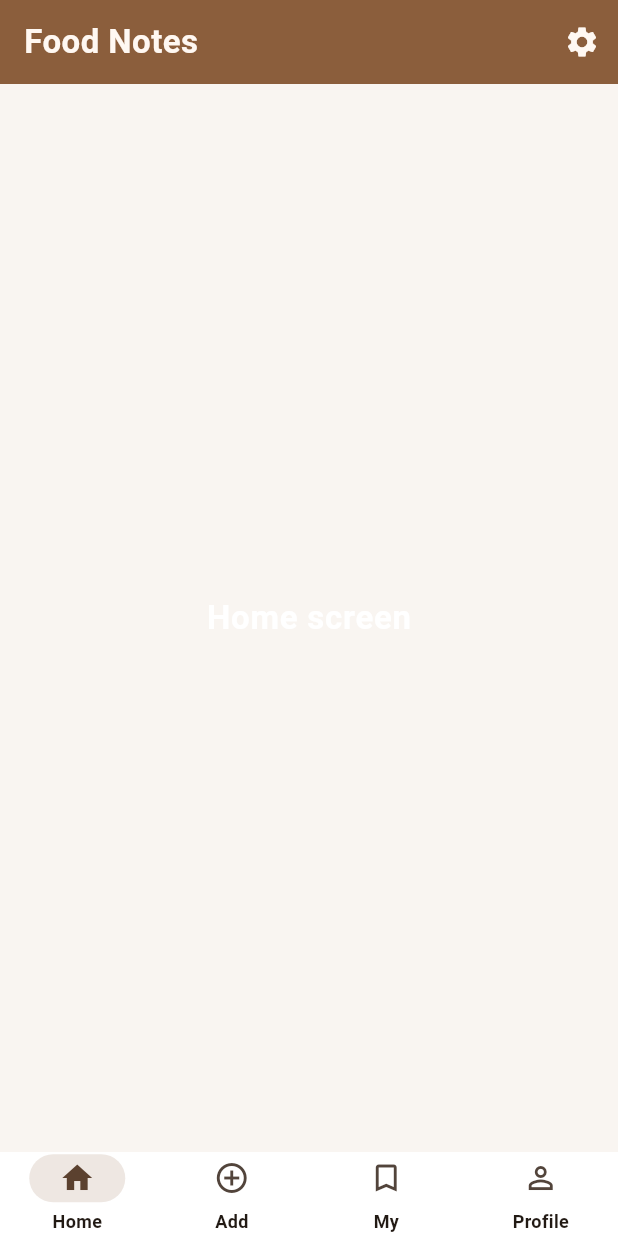
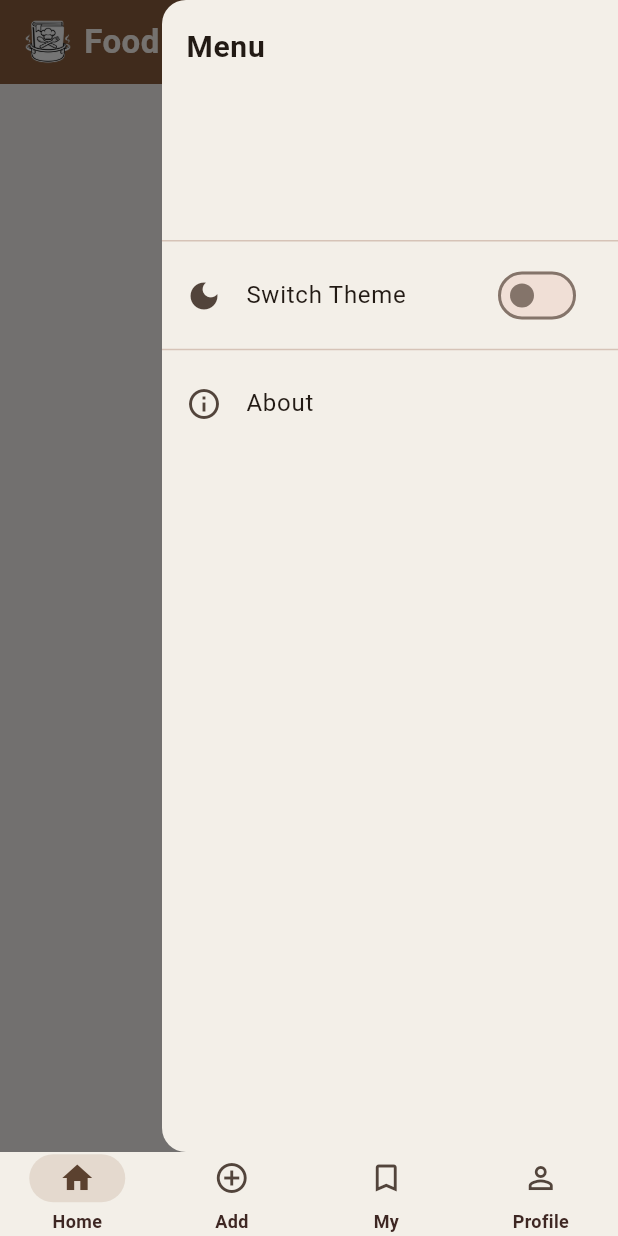
Before and after one commit to jovanagavrilovic/MIT_PROJEKAT_FOOD_NOTES, a Flutter app: the screen it shows after launch, with the side drawer open (before the commit the screen has no drawer), on a phone screen of 412 x 824 dp. Run offline on Flutter 3.47's test engine with Material 3 defaults, Android fonts, the phone set to English and light mode, and no system bars.

Commit message:
Frontend 2. deo

```diff
--- a/lib/consts/app_colors.dart
+++ b/lib/consts/app_colors.dart
@@ -2,7 +2,7 @@ import 'package:flutter/material.dart';
 
 class AppColors {
   static const Color lightScaffold = Color(0xFFF9F5F1);
-  static const Color lightSurface = Color(0xFFFFFFFF);
+  static const Color lightSurface = Color(0xFFF3EFE8);
 
   static const Color lightPrimary = Color(0xFF8B5E3C);
   static const Color lightSecondary = Color(0xFFD6B89C);
@@ -11,7 +11,7 @@ class AppColors {
   static const Color lightMutedText = Color(0xFF8D6E63);
 
   static const Color darkScaffold = Color(0xFF1C1B18);
-  static const Color darkSurface = Color(0xFF2A2723);
+static const Color darkSurface = Color(0xFF202020);
   static const Color darkPrimary = Color(0xFFD6B89C);
   static const Color darkText = Color(0xFFF5F5F5);
 
--- a/lib/consts/theme_data.dart
+++ b/lib/consts/theme_data.dart
@@ -6,47 +6,59 @@ class Styles {
     required bool isDarkTheme,
     required BuildContext context,
   }) {
+    final scaffoldBg =
+        isDarkTheme ? AppColors.darkScaffold : AppColors.lightScaffold;
+    final surface =
+        isDarkTheme ? AppColors.darkSurface : AppColors.lightSurface;
+    final primary =
+        isDarkTheme ? AppColors.darkPrimary : AppColors.lightPrimary;
+    final textColor =
+        isDarkTheme ? AppColors.darkText : AppColors.lightText;
+
     final scheme = ColorScheme.fromSeed(
-      seedColor: AppColors.lightPrimary,
+      seedColor: primary,
       brightness: isDarkTheme ? Brightness.dark : Brightness.light,
-      surface: AppColors.lightSurface,
-      background: AppColors.lightScaffold,
+      surface: surface,
+      background: scaffoldBg,
       error: AppColors.error,
     );
 
     return ThemeData(
       useMaterial3: true,
       colorScheme: scheme,
-      scaffoldBackgroundColor: AppColors.lightScaffold,
-      cardColor: AppColors.lightSurface,
 
-      appBarTheme: const AppBarTheme(
-        backgroundColor: AppColors.appBarBackground,
-        foregroundColor: AppColors.appBarText,
+      scaffoldBackgroundColor: scaffoldBg,
+      cardColor: surface,
+
+    appBarTheme: AppBarTheme(
+  backgroundColor: isDarkTheme ? surface : primary,
+
+  foregroundColor: isDarkTheme ? AppColors.darkPrimary : AppColors.appBarText,
+
   elevation: 0,
   centerTitle: false,
+
   titleTextStyle: TextStyle(
     fontSize: 22,
     fontWeight: FontWeight.w700,
-          color: AppColors.appBarText,
     letterSpacing: 0.3,
+    color: isDarkTheme ? AppColors.darkPrimary : AppColors.appBarText,
   ),
 ),
 
 
       navigationBarTheme: NavigationBarThemeData(
-        backgroundColor: AppColors.lightSurface,
-        indicatorColor: AppColors.lightPrimary.withOpacity(0.15),
+        backgroundColor: surface, //
+        indicatorColor: primary.withOpacity(0.15),
         labelTextStyle: WidgetStateProperty.all(
-          const TextStyle(fontSize: 12, fontWeight: FontWeight.w600),
+          TextStyle(fontSize: 12, fontWeight: FontWeight.w600, color: textColor),
         ),
       ),
 
-
       chipTheme: ChipThemeData(
-        backgroundColor: AppColors.lightSurface,
-        selectedColor: AppColors.lightPrimary.withOpacity(0.15),
-        labelStyle: const TextStyle(fontWeight: FontWeight.w600),
+        backgroundColor: surface,
+        selectedColor: primary.withOpacity(0.15),
+        labelStyle: TextStyle(fontWeight: FontWeight.w600, color: textColor),
         shape: RoundedRectangleBorder(borderRadius: BorderRadius.circular(12)),
       ),
     );
--- a/lib/main.dart
+++ b/lib/main.dart
@@ -1,18 +1,31 @@
 import 'package:flutter/material.dart';
 import 'package:food_notes/consts/theme_data.dart';
+import 'package:food_notes/providers/theme_provider.dart';
+import 'package:provider/provider.dart';
 import 'screens/root_screen.dart';
 
-void main() => runApp(const MyApp());
+void main() {
+  runApp(
+    ChangeNotifierProvider(
+      create: (_) => ThemeProvider(),
+      child: const MyApp(),
+    ),
+  );
+}
 
 class MyApp extends StatelessWidget {
   const MyApp({super.key});
 
   @override
   Widget build(BuildContext context) {
+    final themeProvider = context.watch<ThemeProvider>();
+
     return MaterialApp(
       debugShowCheckedModeBanner: false,
-      title: 'Food Notes',
-      theme: Styles.themeData(isDarkTheme: false, context: context),
+      theme: Styles.themeData(
+        isDarkTheme: themeProvider.isDark,
+        context: context,
+      ),
       home: const RootScreen(),
     );
   }
--- /dev/null
+++ b/lib/providers/theme_provider.dart
@@ -0,0 +1,12 @@
+import 'package:flutter/material.dart';
+
+class ThemeProvider extends ChangeNotifier {
+  bool _isDark = false;
+
+  bool get isDark => _isDark;
+
+  void toggleTheme(bool value) {
+    _isDark = value;
+    notifyListeners();
+  }
+}
--- a/lib/screens/home/home_screen.dart
+++ b/lib/screens/home/home_screen.dart
@@ -1,5 +1,7 @@
 import 'package:flutter/material.dart';
 import 'package:food_notes/consts/app_text_styles.dart';
+import 'package:food_notes/widgets/custom_app_bar.dart';
+import 'package:food_notes/widgets/custom_end_drawer.dart';
 
 
 class HomeScreen extends StatelessWidget {
@@ -8,16 +10,10 @@ class HomeScreen extends StatelessWidget {
   @override
   Widget build(BuildContext context) {
     return Scaffold(
-      appBar: AppBar(
-        title: const Text("Food Notes"),
-        actions: [
-          IconButton(
-            icon: const Icon(Icons.settings),
-            onPressed: () {
-            },
-          ),
-        ],
-      ),
+      appBar: const CustomAppBar(title: "Food Notes"),
+      endDrawer: const CustomEndDrawer(),
+
+
       body: const Center(
         child: Text(
           "Home screen",
--- a/lib/screens/profile/profile_screen.dart
+++ b/lib/screens/profile/profile_screen.dart
@@ -1,4 +1,6 @@
 import 'package:flutter/material.dart';
+import 'package:food_notes/widgets/custom_app_bar.dart';
+import 'package:food_notes/widgets/custom_end_drawer.dart';
 
 class ProfileScreen extends StatelessWidget {
   const ProfileScreen({super.key});
@@ -6,6 +8,9 @@ class ProfileScreen extends StatelessWidget {
   @override
   Widget build(BuildContext context) {
     return const Scaffold(
+      appBar: const CustomAppBar(title: "Profile"),
+      endDrawer: const CustomEndDrawer(),
+
       body: Center(child: Text("PROFILE", style: TextStyle(fontSize: 24))),
     );
   }
--- a/lib/screens/recipe/add_recipe_screen.dart
+++ b/lib/screens/recipe/add_recipe_screen.dart
@@ -1,4 +1,6 @@
 import 'package:flutter/material.dart';
+import 'package:food_notes/widgets/custom_app_bar.dart';
+import 'package:food_notes/widgets/custom_end_drawer.dart';
 
 class AddRecipeScreen extends StatelessWidget {
   const AddRecipeScreen({super.key});
@@ -6,6 +8,9 @@ class AddRecipeScreen extends StatelessWidget {
   @override
   Widget build(BuildContext context) {
     return const Scaffold(
+      appBar: const CustomAppBar(title: "Add Recipe"),
+     endDrawer: const CustomEndDrawer(),
+
       body: Center(child: Text("ADD RECIPE", style: TextStyle(fontSize: 24))),
     );
   }
--- a/lib/screens/recipe/my_recipes_screen.dart
+++ b/lib/screens/recipe/my_recipes_screen.dart
@@ -1,4 +1,6 @@
 import 'package:flutter/material.dart';
+import 'package:food_notes/widgets/custom_app_bar.dart';
+import 'package:food_notes/widgets/custom_end_drawer.dart';
 
 class MyRecipesScreen extends StatelessWidget {
   const MyRecipesScreen({super.key});
@@ -6,6 +8,10 @@ class MyRecipesScreen extends StatelessWidget {
   @override
   Widget build(BuildContext context) {
     return const Scaffold(
+      appBar: const CustomAppBar(title: "My Recipes"),
+      endDrawer: const CustomEndDrawer(),
+
+
       body: Center(child: Text("MY RECIPES", style: TextStyle(fontSize: 24))),
     );
   }
--- a/lib/screens/root_screen.dart
+++ b/lib/screens/root_screen.dart
@@ -41,6 +41,7 @@ class _RootScreenState extends State<RootScreen> {
   @override
   Widget build(BuildContext context) {
     return Scaffold(
+
       body: PageView(
         physics: const NeverScrollableScrollPhysics(),
         controller: controller,
--- /dev/null
+++ b/lib/widgets/custom_app_bar.dart
@@ -0,0 +1,41 @@
+import 'package:flutter/material.dart';
+
+class CustomAppBar extends StatelessWidget implements PreferredSizeWidget {
+  final String title;
+
+  const CustomAppBar({super.key, required this.title});
+
+  @override
+  Widget build(BuildContext context) {
+    return AppBar(
+      automaticallyImplyLeading: false,
+      titleSpacing: 0,
+
+      leading: Padding(
+        padding: const EdgeInsets.only(left: 8),
+        child: Image.asset(
+          'assets/images/logo.png',
+          width: 30,
+          height: 30,
+        ),
+      ),
+
+      title: Text(title),
+
+      actions: [
+  Builder(
+    builder: (context) => IconButton(
+      icon: const Icon(Icons.menu),
+      onPressed: () {
+        Scaffold.of(context).openEndDrawer();
+      },
+    ),
+  ),
+],
+
+    );
+  }
+
+  @override
+  Size get preferredSize => const Size.fromHeight(kToolbarHeight);
+}
--- /dev/null
+++ b/lib/widgets/custom_end_drawer.dart
@@ -0,0 +1,51 @@
+import 'package:flutter/material.dart';
+import 'package:food_notes/consts/app_colors.dart';
+import 'package:provider/provider.dart';
+
+import 'package:food_notes/providers/theme_provider.dart';
+import 'package:food_notes/screens/about/about_screen.dart';
+
+class CustomEndDrawer extends StatelessWidget {
+  const CustomEndDrawer({super.key});
+
+  @override
+  Widget build(BuildContext context) {
+    return Drawer(
+        backgroundColor: context.watch<ThemeProvider>().isDark
+      ? AppColors.darkSurface
+      : AppColors.lightSurface,
+      child: ListView(
+        padding: EdgeInsets.zero,
+        children: [
+          const DrawerHeader(
+            child: Text(
+              "Menu",
+              style: TextStyle(fontSize: 20, fontWeight: FontWeight.w700),
+            ),
+          ),
+
+          SwitchListTile(
+            title: const Text("Switch Theme"),
+            secondary: const Icon(Icons.dark_mode),
+            value: context.watch<ThemeProvider>().isDark,
+            onChanged: (val) => context.read<ThemeProvider>().toggleTheme(val),
+          ),
+
+          const Divider(),
+
+          ListTile(
+            leading: const Icon(Icons.info_outline),
+            title: const Text("About"),
+            onTap: () {
+              Navigator.pop(context);
+              Navigator.push(
+                context,
+                MaterialPageRoute(builder: (_) => const AboutScreen()),
+              );
+            },
+          ),
+        ],
+      ),
+    );
+  }
+}
```
Also changed, not shown: lib/screens/about/about_screen.dart (added, +101 -0 lines), lib/widgets/custom_drawer.dart (added, +47 -0 lines), pubspec.yaml (+6 -51 lines), assets/images/logo.png (added), pubspec.lock. Lines whose indentation alone changed are shown as unchanged.
